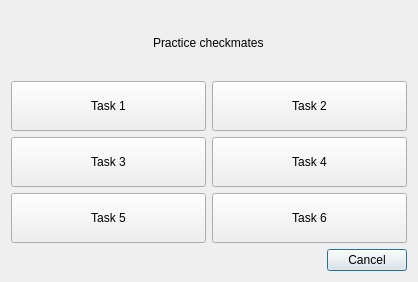
The window that choosepracticewindow.ui (M-Bell/Raccoon) describes before a commit, drawn with Qt 5.
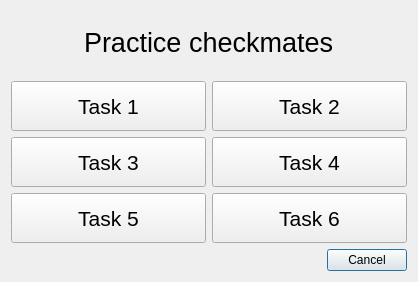
The same window after the commit.

Commit message: style practice tut; fix

Diff of the .ui file:
```diff
--- a/choosepracticewindow.ui
+++ b/choosepracticewindow.ui
@@ -28,6 +28,11 @@
     <layout class="QGridLayout" name="gridLayout_2">
      <item row="0" column="0" colspan="2" alignment="Qt::AlignHCenter|Qt::AlignVCenter">
       <widget class="QLabel" name="label">
+       <property name="font">
+        <font>
+         <pointsize>20</pointsize>
+        </font>
+       </property>
        <property name="text">
         <string>Practice checkmates</string>
        </property>
@@ -41,6 +46,11 @@
          <height>50</height>
         </size>
        </property>
+       <property name="font">
+        <font>
+         <pointsize>16</pointsize>
+        </font>
+       </property>
        <property name="text">
         <string>Task 6</string>
        </property>
@@ -54,6 +64,11 @@
          <height>50</height>
         </size>
        </property>
+       <property name="font">
+        <font>
+         <pointsize>16</pointsize>
+        </font>
+       </property>
        <property name="text">
         <string>Task 2</string>
        </property>
@@ -67,6 +82,11 @@
          <height>50</height>
         </size>
        </property>
+       <property name="font">
+        <font>
+         <pointsize>16</pointsize>
+        </font>
+       </property>
        <property name="text">
         <string>Task 4</string>
        </property>
@@ -80,6 +100,11 @@
          <height>50</height>
         </size>
        </property>
+       <property name="font">
+        <font>
+         <pointsize>16</pointsize>
+        </font>
+       </property>
        <property name="text">
         <string>Task 1</string>
        </property>
@@ -93,6 +118,11 @@
          <height>50</height>
         </size>
        </property>
+       <property name="font">
+        <font>
+         <pointsize>16</pointsize>
+        </font>
+       </property>
        <property name="text">
         <string>Task 5</string>
        </property>
@@ -106,6 +136,11 @@
          <height>50</height>
         </size>
        </property>
+       <property name="font">
+        <font>
+         <pointsize>16</pointsize>
+        </font>
+       </property>
        <property name="text">
         <string>Task 3</string>
        </property>
```
The commit also changes 1 other file.
